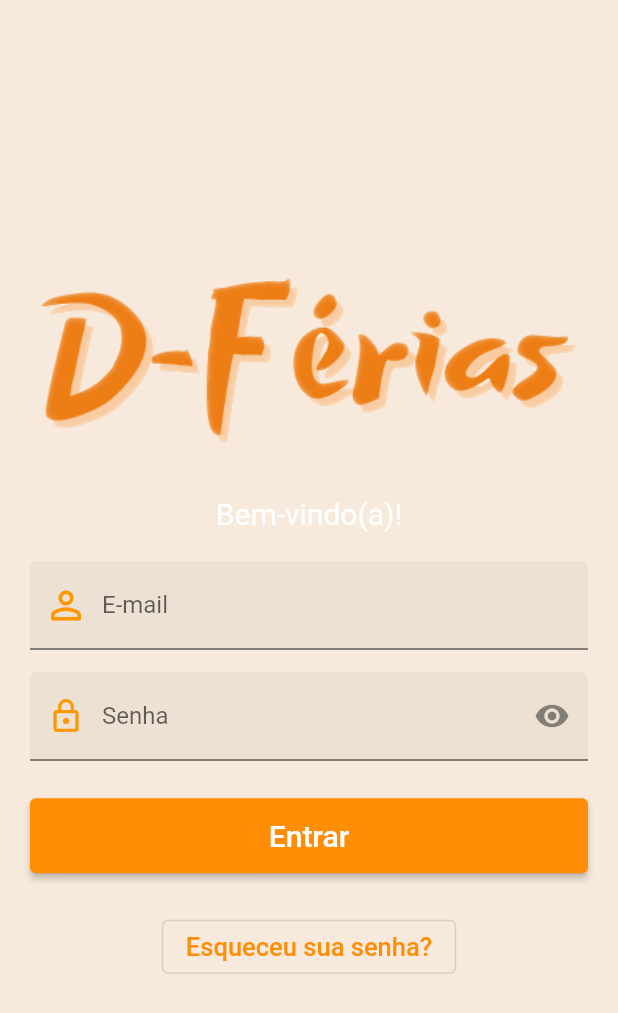
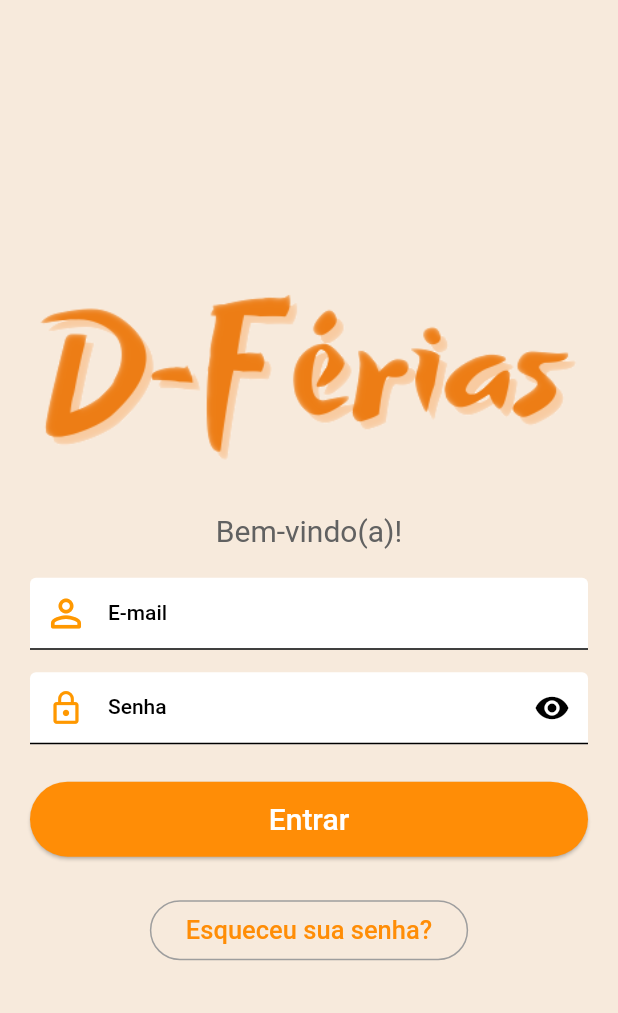
Before and after one commit to DFerias/app, a Flutter app: the LoginPage screen opened directly, on a phone screen of 412 x 824 dp. Shown: the top 1013 px of the screen. Run offline on Flutter 3.47's test engine with Material 2 defaults, Android fonts, the phone set to English and light mode, and no system bars; our stand-ins replace bloc, flutter_bloc, fluttertoast.

Commit message:
feat: melhorias no login com bloc
- Ajuste para efetuar login com o bloc
- Criado repository para o login
- Adicionado Dialogos
- Atualização para usar o Material 3

```diff
--- a/lib/auth/auth_repository.dart
+++ /dev/null
@@ -1,3 +0,0 @@
-class AuthRepository {
-  Future<void> login() async {}
-}
--- a/lib/auth/login/login_event.dart
+++ b/lib/auth/login/login_event.dart
@@ -1,11 +1,10 @@
 part of 'login_bloc.dart';
 
-@immutable
 abstract class AuthEvent {}
 
-class Login extends AuthEvent {
-  final String email;
-  final String password;
+class LoginEvent extends AuthEvent {
+  final String? email;
+  final String? password;
 
-  Login(this.email, this.password);
+  LoginEvent({this.email, this.password});
 }
--- a/lib/auth/login/login_state.dart
+++ b/lib/auth/login/login_state.dart
@@ -1,30 +1,25 @@
 part of 'login_bloc.dart';
 
-@immutable
-abstract class AuthState {}
-
-class AuthInitial extends AuthState {}
-
-class AuthLoading extends AuthState {}
-
-class AuthLoaded extends AuthState {
-  final String? email;
-  final String? password;
-
-  AuthLoaded({
-    this.email,
-    this.password,
-  });
-
-  AuthLoaded copyWith({
-    String? email,
-    String? password,
-  }) {
-    return AuthLoaded(
-      email: email ?? this.email,
-      password: password ?? this.password,
-    );
-  }
+abstract class AuthState {
+  AuthState();
 }
 
-class AuthError extends AuthState {}
+class AuthInitial extends AuthState {
+  AuthInitial() : super();
+}
+
+class AuthLoading extends AuthState {
+  AuthLoading() : super();
+}
+
+class AuthSucess extends AuthState {
+  final AuthModel authModel;
+
+  AuthSucess(this.authModel);
+}
+
+class AuthError extends AuthState {
+  final String message;
+
+  AuthError(this.message);
+}
--- /dev/null
+++ b/lib/data/models/authModel.dart
@@ -0,0 +1,27 @@
+// ignore_for_file: file_names
+
+import 'dart:convert';
+
+class AuthModel {
+  String? type;
+  String? token;
+
+  AuthModel({
+    this.type,
+    this.token,
+  });
+
+  factory AuthModel.fromMap(Map<String, dynamic> json) => AuthModel(
+        type: json["type"],
+        token: json["token"],
+      );
+
+  Map<String, dynamic> toMap() => {
+        "type": type,
+        "token": token,
+      };
+
+  factory AuthModel.fromJson(String str) => AuthModel.fromMap(json.decode(str));
+
+  String toJson() => json.encode(toMap());
+}
--- /dev/null
+++ b/lib/index.dart
@@ -0,0 +1,4 @@
+export 'package:app/data/datasources/auth_remote_datasource.dart';
+export 'package:app/data/models/authModel.dart';
+export 'package:app/services/app.dart';
+export 'package:app/shared/dialogs.dart';
--- a/lib/presentation/pages/login_page.dart
+++ /dev/null
@@ -1,135 +0,0 @@
-import 'package:flutter/material.dart';
-
-class LoginPage extends StatefulWidget {
-  const LoginPage({Key? key}) : super(key: key);
-
-  @override
-  State<LoginPage> createState() => _LoginPageState();
-}
-
-class _LoginPageState extends State<LoginPage> {
-  bool _enableSenha = false;
-
-  @override
-  Widget build(BuildContext context) {
-    return Scaffold(
-      body: Center(
-        child: Padding(
-          padding: const EdgeInsets.symmetric(horizontal: 20.0, vertical: 20.0),
-          child: Column(
-            mainAxisAlignment: MainAxisAlignment.center,
-            children: [
-              Image.asset('assets/d_ferias_logo.png'),
-              const SizedBox(height: 17.0),
-              const Text(
-                'Bem-vindo(a)!',
-                style: TextStyle(fontSize: 20.0),
-              ),
-              const SizedBox(height: 20.0),
-              _loginForm(),
-              const SizedBox(height: 25.0),
-              _loginButton(),
-              const SizedBox(height: 25.0),
-              _resetPasswordButton(),
-            ],
-          ),
-        ),
-      ),
-    );
-  }
-
-  Widget _loginForm() {
-    return Form(
-      child: Column(
-        children: [
-          _emailField(),
-          const SizedBox(height: 15.0),
-          _passwordField(),
-        ],
-      ),
-    );
-  }
-
-  Widget _emailField() {
-    return TextFormField(
-      controller: null,
-      keyboardType: TextInputType.emailAddress,
-      decoration: InputDecoration(
-        label: const Text('E-mail'),
-        floatingLabelStyle: TextStyle(fontSize: 18.0, color: Colors.grey[700]),
-        filled: true,
-        prefixIcon: const Icon(
-          Icons.person_outline_rounded,
-          color: Colors.orange,
-          size: 30.0,
-        ),
-        focusedBorder: const UnderlineInputBorder(
-          borderSide: BorderSide(color: Colors.orange),
-        ),
-      ),
-    );
-  }
-
-  Widget _passwordField() {
-    return TextFormField(
-      controller: null,
-      keyboardType: TextInputType.text,
-      obscureText: !_enableSenha,
-      decoration: InputDecoration(
-        label: const Text('Senha'),
-        floatingLabelStyle: TextStyle(fontSize: 18.0, color: Colors.grey[700]),
-        filled: true,
-        prefixIcon: const Icon(
-          Icons.lock_outline,
-          color: Colors.orange,
-          size: 25.0,
-        ),
-        suffixIcon: GestureDetector(
-          child: !_enableSenha ? const Icon(Icons.visibility) : const Icon(Icons.visibility_off),
-          onTap: () {
-            _visualizarSenha();
-          },
-        ),
-        focusedBorder: const UnderlineInputBorder(
-          borderSide: BorderSide(color: Colors.orange),
-        ),
-      ),
-    );
-  }
-
-  Widget _loginButton() {
-    return ConstrainedBox(
-      constraints: const BoxConstraints(minWidth: double.infinity),
-      child: ElevatedButton(
-        style: ElevatedButton.styleFrom(fixedSize: const Size.fromHeight(50.0)),
-        child: const Text(
-          'Entrar',
-          style: TextStyle(fontSize: 20.0),
-        ),
-        onPressed: () {},
-      ),
-    );
-  }
-
-  Widget _resetPasswordButton() {
-    return OutlinedButton(
-      child: const Text(
-        'Esqueceu sua senha?',
-        style: TextStyle(fontSize: 17.0),
-      ),
-      onPressed: () {},
-    );
-  }
-
-  void _visualizarSenha() {
-    if (_enableSenha == false) {
-      setState(() {
-        _enableSenha = true;
-      });
-    } else {
-      setState(() {
-        _enableSenha = false;
-      });
-    }
-  }
-}
--- /dev/null
+++ b/lib/screens/login_page.dart
@@ -0,0 +1,169 @@
+import 'package:app/auth/login/login_bloc.dart';
+import 'package:app/index.dart';
+import 'package:flutter/material.dart';
+import 'package:flutter_bloc/flutter_bloc.dart';
+
+class LoginPage extends StatefulWidget {
+  const LoginPage({Key? key}) : super(key: key);
+
+  @override
+  State<LoginPage> createState() => _LoginPageState();
+}
+
+class _LoginPageState extends State<LoginPage> {
+  late final AuthBloc _authBloc;
+  bool _enableSenha = false;
+  final _formKey = GlobalKey<FormState>();
+  final TextEditingController _email = TextEditingController();
+  final TextEditingController _password = TextEditingController();
+
+  @override
+  void initState() {
+    _authBloc = AuthBloc();
+    super.initState();
+  }
+
+  @override
+  Widget build(BuildContext context) {
+    return BlocListener<AuthBloc, AuthState>(
+      bloc: _authBloc,
+      listener: (context, state) {
+        if (state is AuthSucess) {
+          Future.delayed(
+            const Duration(milliseconds: 500),
+            () => Navigator.pushNamed(context, '/home'),
+          );
+        }
+        if (state is AuthLoading) {
+          Dialogs.showLoadingDialog();
+        }
+      },
+      child: Scaffold(
+        body: Center(
+          child: Padding(
+            padding: const EdgeInsets.symmetric(horizontal: 20.0, vertical: 20.0),
+            child: Column(
+              mainAxisAlignment: MainAxisAlignment.center,
+              children: [
+                Image.asset('assets/d_ferias_logo.png'),
+                const SizedBox(height: 17.0),
+                Text(
+                  'Bem-vindo(a)!',
+                  style: TextStyle(fontSize: 20.0, color: Colors.grey[700]),
+                ),
+                const SizedBox(height: 20.0),
+                _loginForm(),
+                const SizedBox(height: 25.0),
+                _loginButton(),
+                const SizedBox(height: 25.0),
+                _resetPasswordButton(),
+              ],
+            ),
+          ),
+        ),
+      ),
+    );
+  }
+
+  Widget _loginForm() {
+    return Form(
+      key: _formKey,
+      child: Column(
+        children: [
+          _emailField(),
+          const SizedBox(height: 15.0),
+          _passwordField(),
+        ],
+      ),
+    );
+  }
+
+  Widget _emailField() {
+    return TextFormField(
+      controller: _email,
+      keyboardType: TextInputType.emailAddress,
+      style: TextStyle(color: Colors.grey[700]),
+      decoration: InputDecoration(
+        label: const Text('E-mail'),
+        floatingLabelStyle: TextStyle(fontSize: 18.0, color: Colors.grey[700]),
+        filled: true,
+        prefixIcon: const Icon(
+          Icons.person_outline_rounded,
+          color: Colors.orange,
+          size: 30.0,
+        ),
+        focusedBorder: const UnderlineInputBorder(
+          borderSide: BorderSide(color: Colors.orange),
+        ),
+      ),
+    );
+  }
+
+  Widget _passwordField() {
+    return TextFormField(
+      controller: _password,
+      keyboardType: TextInputType.text,
+      obscureText: !_enableSenha,
+      style: TextStyle(color: Colors.grey[700]),
+      decoration: InputDecoration(
+        label: const Text('Senha'),
+        floatingLabelStyle: TextStyle(fontSize: 18.0, color: Colors.grey[700]),
+        filled: true,
+        prefixIcon: const Icon(
+          Icons.lock_outline,
+          color: Colors.orange,
+          size: 25.0,
+        ),
+        suffixIcon: GestureDetector(
+          child: !_enableSenha ? const Icon(Icons.visibility) : const Icon(Icons.visibility_off),
+          onTap: () {
+            _visualizarSenha();
+          },
+        ),
+        focusedBorder: const UnderlineInputBorder(
+          borderSide: BorderSide(color: Colors.orange),
+        ),
+      ),
+    );
+  }
+
+  Widget _loginButton() {
+    return ConstrainedBox(
+      constraints: const BoxConstraints(minWidth: double.infinity),
+      child: ElevatedButton(
+        style: ElevatedButton.styleFrom(fixedSize: const Size.fromHeight(50.0)),
+        child: const Text(
+          'Entrar',
+          style: TextStyle(fontSize: 20.0),
+        ),
+        onPressed: () {
+          if (_formKey.currentState!.validate()) {
+            _authBloc.add(LoginEvent(email: _email.text, password: _password.text));
+          }
+        },
+      ),
+    );
+  }
+
+  Widget _resetPasswordButton() {
+    return OutlinedButton(
+      child: const Text(
+        'Esqueceu sua senha?',
+        style: TextStyle(fontSize: 17.0),
+      ),
+      onPressed: () {},
+    );
+  }
+
+  void _visualizarSenha() {
+    if (_enableSenha == false) {
+      setState(() {
+        _enableSenha = true;
+      });
+    } else {
+      setState(() {
+        _enableSenha = false;
+      });
+    }
+  }
+}
--- /dev/null
+++ b/lib/services/app.dart
@@ -0,0 +1,10 @@
+import 'package:app/auth/login/login_bloc.dart';
+import 'package:flutter/material.dart';
+
+class App {
+  static final App instance = App();
+  static final navigator = GlobalKey<NavigatorState>();
+  static final authBloc = AuthBloc.instance;
+
+  static BuildContext context = navigator.currentState!.overlay!.context;
+}
--- a/pubspec.yaml
+++ b/pubspec.yaml
@@ -35,6 +35,9 @@ dependencies:
   cupertino_icons: ^1.0.2
   bloc: ^8.1.0
   flutter_bloc: ^8.1.1
+  fluttertoast: ^8.0.8
+  http: ^0.13.5
+  equatable: ^2.0.5
 
 dev_dependencies:
   flutter_test:
```
Also changed, not shown: lib/app_widget.dart (added, +28 -0 lines), lib/auth/form_envio_status.dart (deleted, +0 -17 lines), lib/auth/login/login_bloc.dart (+15 -9 lines), lib/data/datasources/auth_remote_datasource.dart (added, +36 -0 lines), lib/data/repositories/auth_repository.dart (added, +21 -0 lines), lib/main.dart (+11 -11 lines), lib/shared/dialogs.dart (added, +97 -0 lines), lib/screens/home_page.dart (renamed from lib/presentation/pages/home_page.dart), pubspec.lock.
